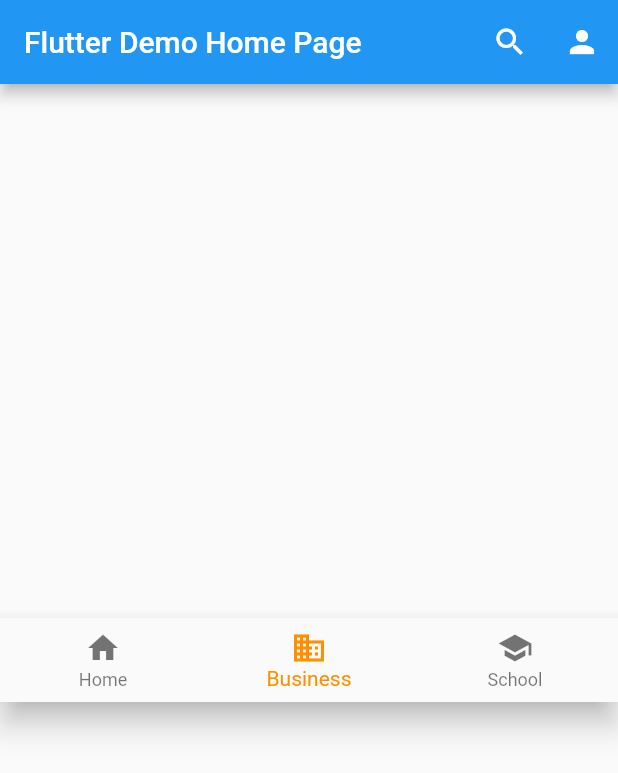
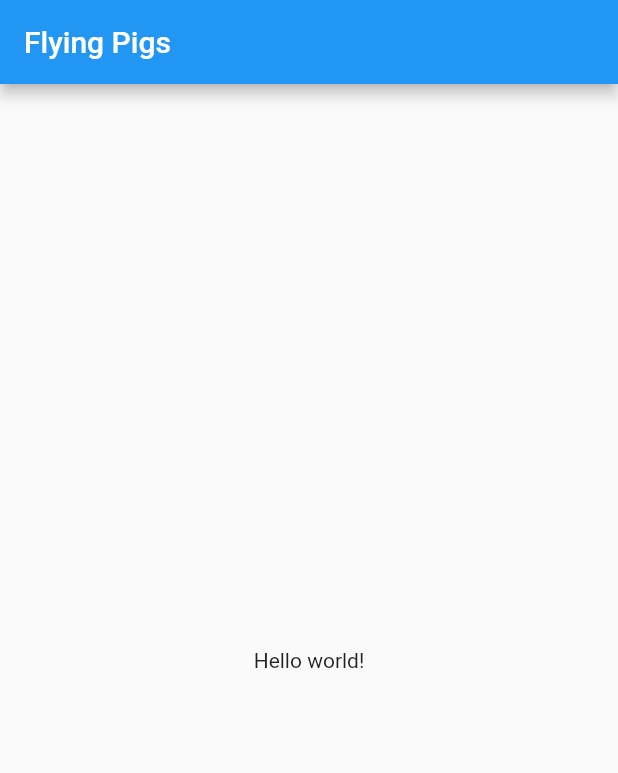
Before and after one commit to marra360-dev/flutter_dev, a Flutter app: the screen it shows after launch, on a phone screen of 412 x 824 dp. Shown: the top 773 px of the screen. Run offline on Flutter 3.47's test engine with Material 2 defaults, Android fonts, the phone set to English and light mode, and no system bars.

Commit message:
Basic HomePage created

```diff
--- a/lib/main.dart
+++ b/lib/main.dart
@@ -1,4 +1,5 @@
 import 'package:flutter/material.dart';
+import 'package:flutter_dev/view/pages/home_page.dart';
 //import 'package:flutter/rendering.dart';
 
 //void showLayoutGuidelines() {
@@ -9,9 +10,7 @@ import 'package:flutter/material.dart';
 //  debugPaintBaselinesEnabled = true;
 //}
 
-void main() {
-  runApp(const MyApp());
-}
+void main() => runApp(const MyApp());
 
 class MyApp extends StatelessWidget {
   const MyApp({super.key});
@@ -20,11 +19,10 @@ class MyApp extends StatelessWidget {
   @override
   Widget build(BuildContext context) {
     return MaterialApp(
-      title: 'Flutter Demo',
       theme: ThemeData(
         primarySwatch: Colors.blue,
       ),
-      home: const MyHomePage(title: 'Flutter Demo Home Page'),
+      home: HomePage(),
     );
   }
 }
--- /dev/null
+++ b/lib/view/pages/home_page.dart
@@ -0,0 +1,17 @@
+import 'package:flutter/material.dart';
+
+class HomePage extends StatelessWidget {
+  const HomePage();
+
+  @override
+  Widget build(BuildContext context) {
+    return Scaffold(
+      appBar: AppBar(
+        title: Text("Flying Pigs"),
+      ),
+      body: Center(
+        child: Text("Hello world!"),
+      ),
+    );
+  }
+}
```
